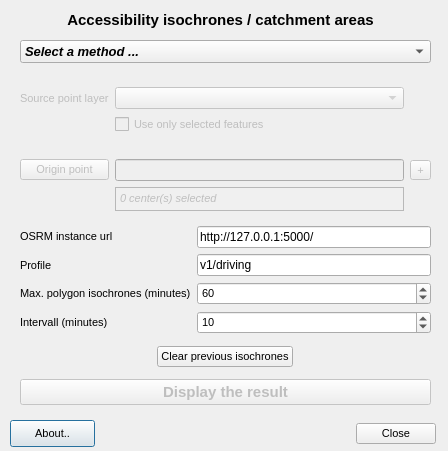
Above: osrm_access_dialog.ui from mthh/QgisOSRMPlugin before the change. Below: the same form after it.
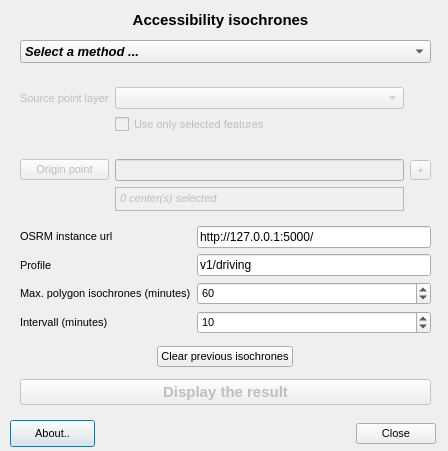
That is the form after the change. Custom widgets are drawn as their Qt base class.

Diff of the .ui file:
```diff
--- a/osrm_access_dialog.ui
+++ b/osrm_access_dialog.ui
@@ -45,7 +45,7 @@
     <string>&lt;html&gt;&lt;head/&gt;&lt;body&gt;&lt;p align=&quot;center&quot;&gt;&lt;br/&gt;&lt;/p&gt;&lt;/body&gt;&lt;/html&gt;</string>
    </property>
    <property name="text">
-    <string>&lt;html&gt;&lt;head/&gt;&lt;body&gt;&lt;p align=&quot;center&quot;&gt;Accessibility isochrones / catchment areas&lt;/p&gt;&lt;/body&gt;&lt;/html&gt;</string>
+    <string>&lt;html&gt;&lt;head/&gt;&lt;body&gt;&lt;p align=&quot;center&quot;&gt;Accessibility isochrones&lt;/p&gt;&lt;/body&gt;&lt;/html&gt;</string>
    </property>
   </widget>
   <widget class="QPushButton" name="pushButton_about">
```
